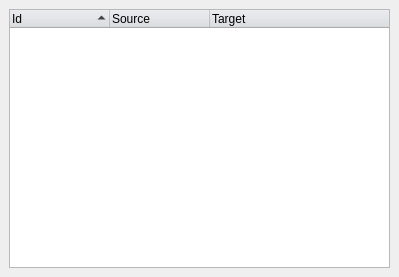
Above: editor/ui/OverviewUI.ui from cc-archive/pootle before the change. Below: the same form after it.
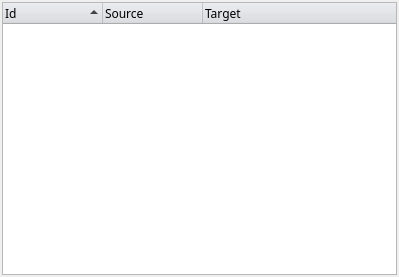
That is the form after the change.

```diff
--- a/editor/ui/OverviewUI.ui
+++ b/editor/ui/OverviewUI.ui
@@ -20,7 +20,7 @@
   </property>
   <layout class="QGridLayout" >
    <property name="margin" >
-    <number>9</number>
+    <number>2</number>
    </property>
    <property name="spacing" >
     <number>6</number>
@@ -111,8 +111,8 @@
          <blue>139</blue>
         </color>
         <color>
-         <red>237</red>
-         <green>243</green>
+         <red>228</red>
+         <green>235</green>
          <blue>255</blue>
         </color>
        </active>
@@ -198,8 +198,8 @@
          <blue>139</blue>
         </color>
         <color>
-         <red>237</red>
-         <green>243</green>
+         <red>228</red>
+         <green>235</green>
          <blue>255</blue>
         </color>
        </inactive>
@@ -285,13 +285,24 @@
          <blue>139</blue>
         </color>
         <color>
-         <red>237</red>
-         <green>243</green>
+         <red>228</red>
+         <green>235</green>
          <blue>255</blue>
         </color>
        </disabled>
       </palette>
      </property>
+     <property name="font" >
+      <font>
+       <family>Sans Serif</family>
+       <pointsize>9</pointsize>
+       <weight>50</weight>
+       <italic>false</italic>
+       <bold>false</bold>
+       <underline>false</underline>
+       <strikeout>false</strikeout>
+      </font>
+     </property>
      <property name="alternatingRowColors" >
       <bool>true</bool>
      </property>
```
